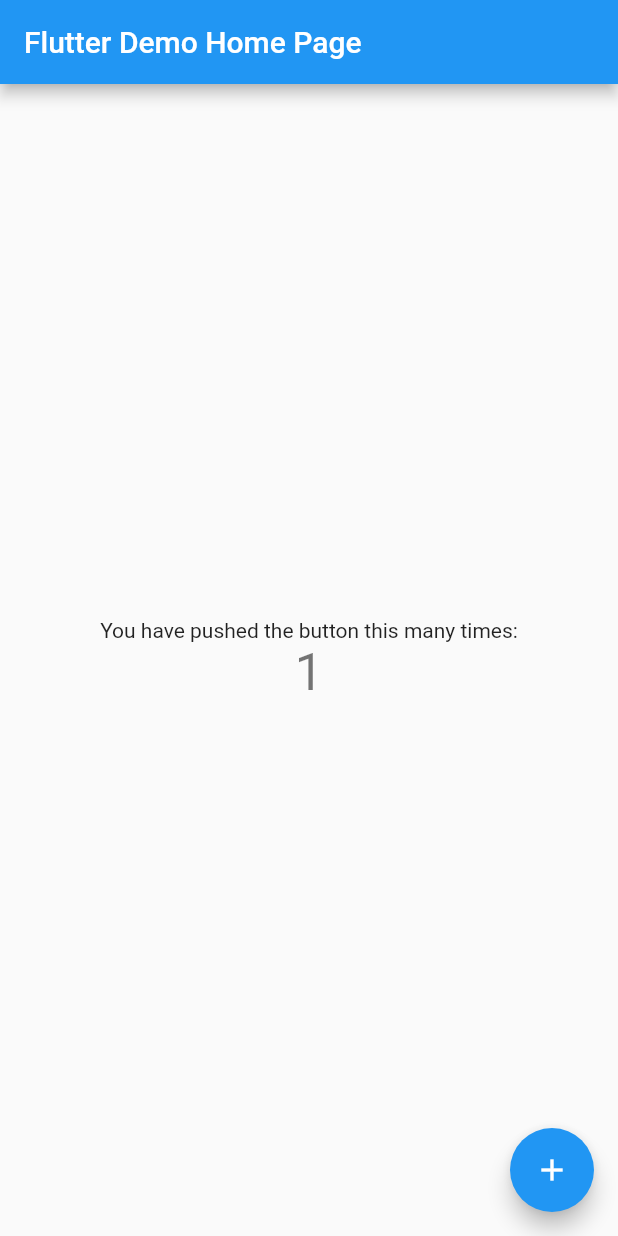
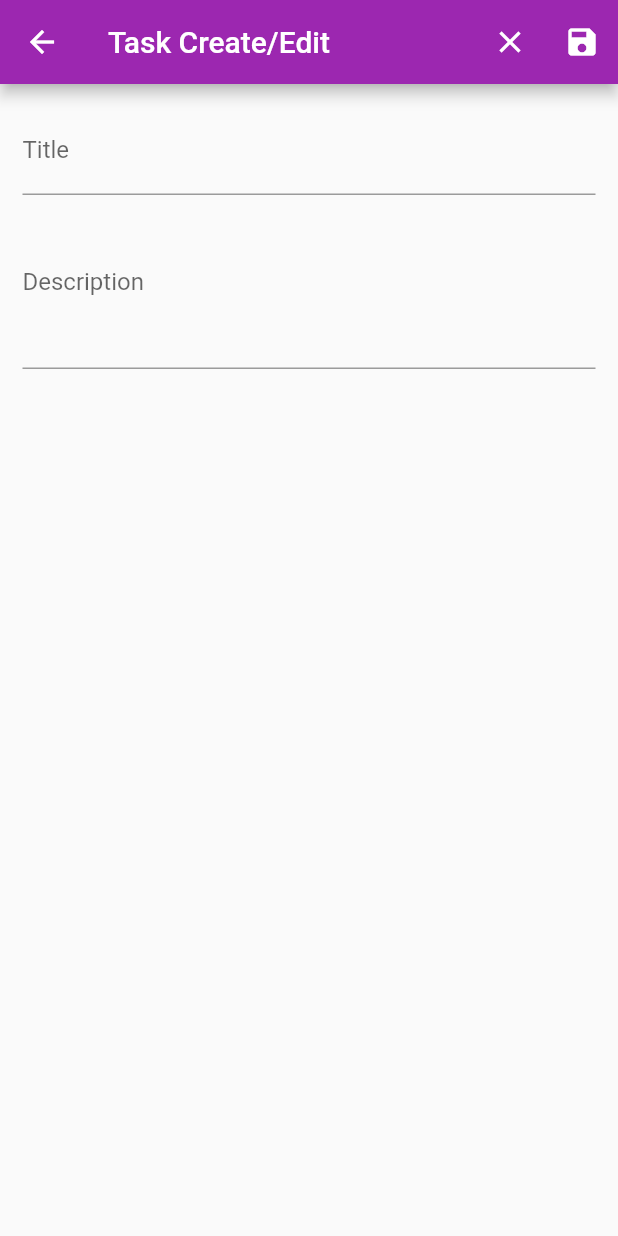
Before and after one commit to MikayelMarkosyan/task_app, a Flutter app: the screen it shows after launch, after a tap on the "add" icon, on a phone screen of 412 x 824 dp. Run offline on Flutter 3.47's test engine with Material 2 defaults, Android fonts, the phone set to English and light mode, and no system bars.

Commit message:
The TODO app lets a user create, read, update and delete to-do tasks. A task has a title and,description and can be completed or active. Completed tasks can be deleted at once.

```diff
--- a/lib/main.dart
+++ b/lib/main.dart
@@ -1,4 +1,8 @@
 import 'package:flutter/material.dart';
+import 'package:provider/provider.dart';
+import 'package:task_app/providers/tasks.dart';
+import 'package:task_app/screens/task_edit_screen.dart';
+import 'package:task_app/screens/tasks_overview_screen.dart';
 
 void main() {
   runApp(const MyApp());
@@ -10,106 +14,18 @@ class MyApp extends StatelessWidget {
   // This widget is the root of your application.
   @override
   Widget build(BuildContext context) {
-    return MaterialApp(
-      title: 'Flutter Demo',
-      theme: ThemeData(
-        // This is the theme of your application.
-        //
-        // Try running your application with "flutter run". You'll see the
-        // application has a blue toolbar. Then, without quitting the app, try
-        // changing the primarySwatch below to Colors.green and then invoke
-        // "hot reload" (press "r" in the console where you ran "flutter run",
-        // or simply save your changes to "hot reload" in a Flutter IDE).
-        // Notice that the counter didn't reset back to zero; the application
-        // is not restarted.
-        primarySwatch: Colors.blue,
+    return ChangeNotifierProvider<Tasks>(
+      create: (ctx) =>  Tasks(),
+      child: MaterialApp(
+        title: 'Task App',
+        theme: ThemeData(
+          primarySwatch: Colors.purple,
+        ),
+        home: TasksOverviewScreen(),
+        routes: {
+            TaskEditScreen.routName:  (_) => TaskEditScreen()
+        },
       ),
-      home: const MyHomePage(title: 'Flutter Demo Home Page'),
     );
   }
 }
-
-class MyHomePage extends StatefulWidget {
-  const MyHomePage({super.key, required this.title});
-
-  // This widget is the home page of your application. It is stateful, meaning
-  // that it has a State object (defined below) that contains fields that affect
-  // how it looks.
-
-  // This class is the configuration for the state. It holds the values (in this
-  // case the title) provided by the parent (in this case the App widget) and
-  // used by the build method of the State. Fields in a Widget subclass are
-  // always marked "final".
-
-  final String title;
-
-  @override
-  State<MyHomePage> createState() => _MyHomePageState();
-}
-
-class _MyHomePageState extends State<MyHomePage> {
-  int _counter = 0;
-
-  void _incrementCounter() {
-    setState(() {
-      // This call to setState tells the Flutter framework that something has
-      // changed in this State, which causes it to rerun the build method below
-      // so that the display can reflect the updated values. If we changed
-      // _counter without calling setState(), then the build method would not be
-      // called again, and so nothing would appear to happen.
-      _counter++;
-    });
-  }
-
-  @override
-  Widget build(BuildContext context) {
-    // This method is rerun every time setState is called, for instance as done
-    // by the _incrementCounter method above.
-    //
-    // The Flutter framework has been optimized to make rerunning build methods
-    // fast, so that you can just rebuild anything that needs updating rather
-    // than having to individually change instances of widgets.
-    return Scaffold(
-      appBar: AppBar(
-        // Here we take the value from the MyHomePage object that was created by
-        // the App.build method, and use it to set our appbar title.
-        title: Text(widget.title),
-      ),
-      body: Center(
-        // Center is a layout widget. It takes a single child and positions it
-        // in the middle of the parent.
-        child: Column(
-          // Column is also a layout widget. It takes a list of children and
-          // arranges them vertically. By default, it sizes itself to fit its
-          // children horizontally, and tries to be as tall as its parent.
-          //
-          // Invoke "debug painting" (press "p" in the console, choose the
-          // "Toggle Debug Paint" action from the Flutter Inspector in Android
-          // Studio, or the "Toggle Debug Paint" command in Visual Studio Code)
-          // to see the wireframe for each widget.
-          //
-          // Column has various properties to control how it sizes itself and
-          // how it positions its children. Here we use mainAxisAlignment to
-          // center the children vertically; the main axis here is the vertical
-          // axis because Columns are vertical (the cross axis would be
-          // horizontal).
-          mainAxisAlignment: MainAxisAlignment.center,
-          children: <Widget>[
-            const Text(
-              'You have pushed the button this many times:',
-            ),
-            Text(
-              '$_counter',
-              style: Theme.of(context).textTheme.headline4,
-            ),
-          ],
-        ),
-      ),
-      floatingActionButton: FloatingActionButton(
-        onPressed: _incrementCounter,
-        tooltip: 'Increment',
-        child: const Icon(Icons.add),
-      ), // This trailing comma makes auto-formatting nicer for build methods.
-    );
-  }
-}
--- /dev/null
+++ b/lib/models/task.dart
@@ -0,0 +1,39 @@
+import 'task_status.dart';
+
+class Task {
+  int _id;
+  String _title;
+  String _description;
+  TaskStatus _status;
+
+  Task(this._id, this._title, this._description,
+      [this._status = TaskStatus.Active]);
+
+  int get id => _id;
+
+  set id(int value) {
+    _id = value;
+  }
+
+  String get description => _description;
+
+  set description(String value) {
+    _description = value;
+  }
+
+  String get title => _title;
+
+  set title(String value) {
+    _title = value;
+  }
+
+  TaskStatus get status => _status;
+
+  set status(TaskStatus value) {
+    _status = value;
+  }
+
+  Task copy() {
+    return Task(_id, _title, _description, status);
+  }
+}
--- /dev/null
+++ b/lib/models/task_status.dart
@@ -0,0 +1,5 @@
+
+enum TaskStatus {
+    Active,
+    Completed
+}
--- /dev/null
+++ b/lib/providers/tasks.dart
@@ -0,0 +1,50 @@
+import 'package:flutter/material.dart';
+import '../models/task_status.dart';
+import '../models/task.dart';
+
+class Tasks with ChangeNotifier {
+  final List<Task> _items = [];
+
+  List<Task> get items {
+    return [..._items];
+  }
+
+  List<Task> getItemsByStatus(TaskStatus status) {
+    return _items.where((Task current) {
+      return current.status == status;
+    }).toList();
+  }
+
+  Task getItemById(int id) {
+    //cloning task making
+    return _items.firstWhere((Task current) {
+      return current.id == id;
+    }).copy();
+  }
+
+  void createNewItem(Task task) {
+    task.id = _items.isNotEmpty ?_items
+            .map((t) => t.id)
+            .reduce((value, element) => element > value ? element : value) +
+        1 : 1;
+    _items.add(task);
+    notifyListeners();
+  }
+
+  void updateItem(Task task) {
+    int index = _items.indexWhere((Task current) {
+      return current.id == task.id;
+    });
+    if (index >= 0) {
+      _items[index] = task;
+      notifyListeners();
+    }
+  }
+
+  void removeItem(Task task) {
+    _items.removeWhere((Task current) {
+      return current.id == task.id;
+    });
+    notifyListeners();
+  }
+}
--- /dev/null
+++ b/lib/screens/task_edit_screen.dart
@@ -0,0 +1,102 @@
+import 'package:flutter/material.dart';
+import '../models/task.dart';
+import 'package:provider/provider.dart';
+import '../providers/tasks.dart';
+
+class TaskEditScreen extends StatefulWidget {
+  static const String routName = '/task-edit';
+
+  @override
+  State<TaskEditScreen> createState() {
+    return _TaskEditScreenState();
+  }
+}
+
+class _TaskEditScreenState extends State<TaskEditScreen> {
+  final TextEditingController _titleController = TextEditingController();
+  final TextEditingController _descriptionController = TextEditingController();
+  late Task _task;
+  final _form = GlobalKey<FormState>();
+
+  @override
+  Widget build(BuildContext context) {
+    int taskId = ModalRoute.of(context)!.settings.arguments as int;
+    taskId < 0
+        ? _task = new Task(-1, '', '')
+        : _task = Provider.of<Tasks>(context).getItemById(taskId);
+    _titleController.text = _task.title;
+    _descriptionController.text = _task.description;
+    return Scaffold(
+      appBar: AppBar(
+        title: const Text(
+          'Task Create/Edit',
+          textAlign: TextAlign.left,
+        ),
+        actions: [
+          IconButton(
+            onPressed: () {
+              Navigator.of(context).pop();
+            },
+            icon: Icon(Icons.close),
+          ),
+          IconButton(
+            onPressed: () {
+              _onSaveForm(context);
+            },
+            icon: Icon(Icons.save),
+          ),
+        ],
+      ),
+      body: Padding(
+        padding: const EdgeInsets.all(15),
+        child: Form(
+          key: _form,
+          child: ListView(
+            children: [
+              TextFormField(
+                decoration: InputDecoration(labelText: 'Title'),
+                controller: _titleController,
+                validator: (value) {
+                  return (value == null || value.isEmpty || value.trim().isEmpty) ? 'Title is required' : null;
+                },
+                onSaved: (_) {
+                  _task.title = _titleController.text;
+                },
+              ),
+              TextFormField(
+                decoration: InputDecoration(labelText: 'Description'),
+                maxLines: 4,
+                keyboardType: TextInputType.multiline,
+                controller: _descriptionController,
+                onSaved: (_) {
+                  _task.description = _descriptionController.text;
+                },
+              )
+            ],
+          ),
+        ),
+      ),
+    );
+  }
+
+  void _onSaveForm(BuildContext context) {
+    _form.currentState?.save();
+    final isValid =  _form.currentState?.validate();
+    if(isValid == null || !isValid) {
+      return;
+    }
+    if (_task.id < 0) {
+      Provider.of<Tasks>(context, listen: false).createNewItem(_task);
+    } else {
+      Provider.of<Tasks>(context, listen: false).updateItem(_task);
+    }
+    Navigator.of(context).pop();
+  }
+
+  @override
+  void dispose() {
+    _titleController.dispose();
+    _descriptionController.dispose();
+    super.dispose();
+  }
+}
--- /dev/null
+++ b/lib/screens/tasks_overview_screen.dart
@@ -0,0 +1,110 @@
+import 'package:flutter/material.dart';
+import 'package:task_app/models/task.dart';
+import 'package:task_app/models/task_status.dart';
+import 'package:task_app/screens/task_edit_screen.dart';
+import 'package:task_app/widgets/tasks_list.dart';
+import 'package:provider/provider.dart';
+import '../providers/tasks.dart';
+
+class TasksOverviewScreen extends StatefulWidget {
+  @override
+  State<TasksOverviewScreen> createState() {
+    return _TasksOverviewScreenState();
+  }
+}
+
+class _TasksOverviewScreenState extends State<TasksOverviewScreen> {
+
+  TaskStatus? _selectedStatus;
+  late Task _task;
+  @override
+  Widget build(BuildContext context) {
+    return Scaffold(
+      appBar: AppBar(
+        title: const Text('Tasks Overview', textAlign: TextAlign.left),
+        actions: [
+          IconButton(onPressed: () {
+             //during create task passing  negative taskId
+              Navigator.of(context).pushNamed(TaskEditScreen.routName,  arguments: -1);
+          }, icon: Icon(Icons.add),)
+        ],
+      ),
+      body:    Column(children: [
+        Container(
+          padding: EdgeInsets.all(10) ,
+          color: Color.fromRGBO(233, 239, 239, 1.0),
+          child: Row(
+            children: [
+              Container(
+                decoration: BoxDecoration(
+                    color: _selectedStatus == null
+                        ? Theme.of(context).primaryColor
+                        : Colors.transparent,
+                    borderRadius: BorderRadius.only(
+                        topLeft: Radius.circular(5),
+                        bottomLeft: Radius.circular(5))),
+                child: TextButton(
+                  onPressed: () {
+                    setState(() {
+                      _selectedStatus = null;
+                    });
+                  },
+                  child: Text(
+                    'ALL',
+                    style: TextStyle(
+                        color: _selectedStatus == null
+                            ? Colors.white
+                            : Colors.black),
+                  ),
+                ),
+              ),
+              Container(
+                color: _selectedStatus == TaskStatus.Active
+                    ? Theme.of(context).primaryColor
+                    : Colors.transparent,
+                child: TextButton(
+                  onPressed: () {
+                    setState(() {
+                      _selectedStatus = TaskStatus.Active;
+                    });
+                  },
+                  child: Text(
+                    'Active',
+                    style: TextStyle(
+                        color: _selectedStatus == TaskStatus.Active
+                            ? Colors.white
+                            : Colors.black),
+                  ),
+                ),
+              ),
+              Container(
+                decoration: BoxDecoration(
+                    color: _selectedStatus == TaskStatus.Completed
+                        ? Theme.of(context).primaryColor
+                        : Colors.transparent,
+                    borderRadius: BorderRadius.only(
+                        bottomRight: Radius.circular(5),
+                        topRight: Radius.circular(5))),
+                child: TextButton(
+                  onPressed: () {
+                    setState(() {
+                      _selectedStatus = TaskStatus.Completed;
+                    });
+                  },
+                  child: Text(
+                    'Completed',
+                    style: TextStyle(
+                        color: _selectedStatus == TaskStatus.Completed
+                            ? Colors.white
+                            : Colors.black),
+                  ),
+                ),
+              ),
+            ],
+          ),
+        ),
+        TasksList(_selectedStatus)
+      ])
+    );
+  }
+}
--- /dev/null
+++ b/lib/widgets/task_item.dart
@@ -0,0 +1,52 @@
+import 'package:flutter/material.dart';
+import 'package:task_app/models/task_status.dart';
+import 'package:task_app/screens/task_edit_screen.dart';
+import '../models/task.dart';
+import 'package:provider/provider.dart';
+import '../providers/tasks.dart';
+
+class TaskItem extends StatelessWidget {
+  final Task _task;
+
+  TaskItem(this._task);
+
+  @override
+  Widget build(BuildContext context) {
+    return Consumer(
+      builder: (ctx, Tasks taskData, child) => ListTile(
+        leading: CircleAvatar(child: Text('${_task.id}')),
+        title: Text('${_task.title} - ${_task.status.name}'),
+        subtitle: Text(_task.description),
+        trailing: Wrap(children: [
+          if(_task.status == TaskStatus.Active)
+            IconButton(
+              //changing task status to completed
+              icon: const Icon(Icons.forward),
+              alignment: Alignment.bottomRight,
+              onPressed: () {
+                _task.status = TaskStatus.Completed;
+                taskData.updateItem(_task);
+              },
+            ),
+          IconButton(
+            icon: const Icon(Icons.edit),
+            alignment: Alignment.bottomRight,
+            onPressed: () {
+              Navigator.of(context).pushNamed(TaskEditScreen.routName, arguments: _task.id);
+            },
+          ),
+          //Only completed tasks can be delete.
+          if(_task.status == TaskStatus.Completed)
+          IconButton(
+            icon: const Icon(Icons.delete),
+            alignment: Alignment.bottomRight,
+            onPressed: () {
+              taskData.removeItem(_task);
+            },
+          ),
+        ],
+        ),
+      ),
+    );
+  }
+}
--- /dev/null
+++ b/lib/widgets/tasks_list.dart
@@ -0,0 +1,26 @@
+import 'package:flutter/material.dart';
+import 'package:provider/provider.dart';
+import 'package:task_app/models/task.dart';
+import 'package:task_app/models/task_status.dart';
+import 'package:task_app/providers/tasks.dart';
+import 'package:task_app/widgets/task_item.dart';
+
+class TasksList extends StatelessWidget {
+
+  final TaskStatus? _selectedTaskStatus;
+
+  TasksList(this._selectedTaskStatus);
+
+  @override
+  Widget build(BuildContext context) {
+    final Tasks tasksData = Provider.of<Tasks>(context);
+    List<Task> filteredTasks = _selectedTaskStatus != null ?  tasksData.getItemsByStatus(_selectedTaskStatus!) : tasksData.items;
+    return  Container(
+        height: MediaQuery.of(context).size.height * 0.8,
+        child: ListView.builder(
+      padding: const EdgeInsets.all(10.0),
+      itemCount: filteredTasks.length,
+      itemBuilder: (ctx, i) => TaskItem(filteredTasks[i]),
+    ));
+  }
+}
--- a/pubspec.yaml
+++ b/pubspec.yaml
@@ -31,6 +31,7 @@ environment:
 dependencies:
   flutter:
     sdk: flutter
+  provider: ^6.0.5
 
 
   # The following adds the Cupertino Icons font to your application.
```
Also changed, not shown: pubspec.lock.
